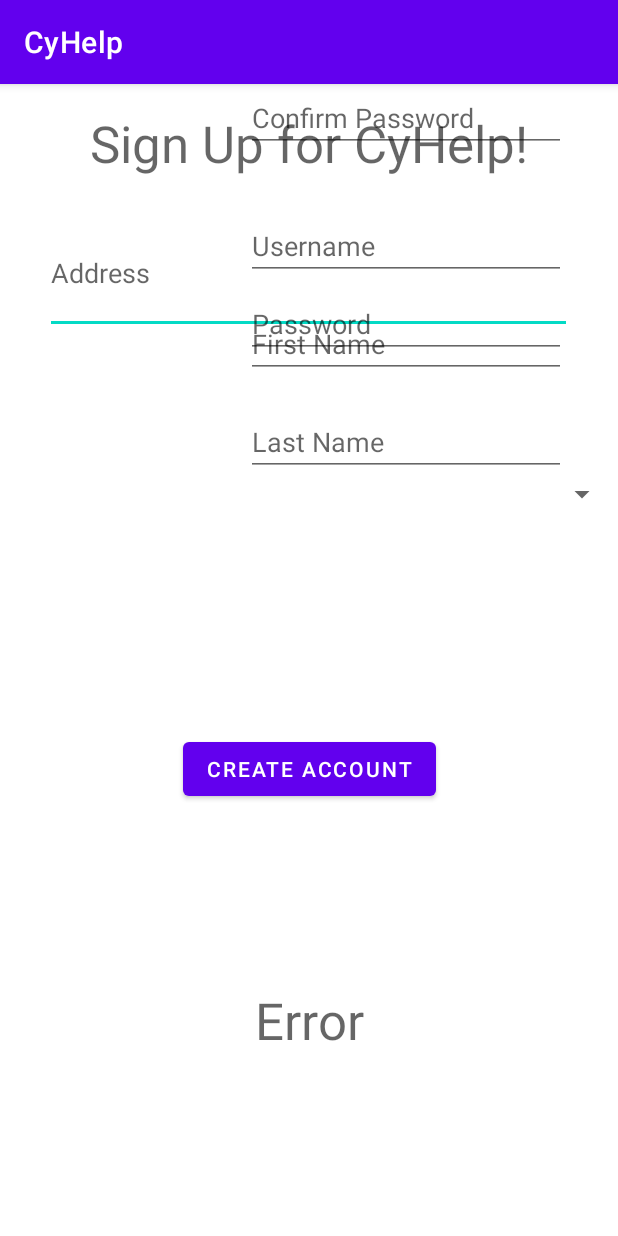
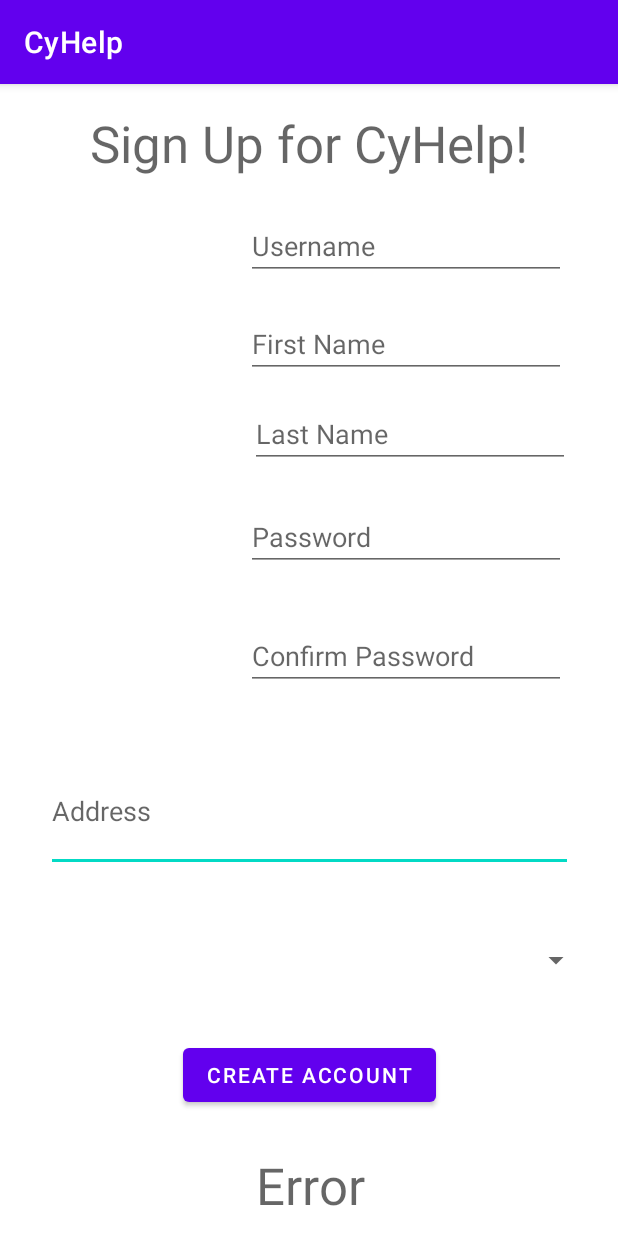
Before and after one commit to RitzBitz2323/COMS309Proj, an Android app: the SignUpActivity screen opened directly, with no data from a screen before it, on a phone screen of 412 x 824 dp. Run offline under Robolectric (Android 15) with nearby library versions, the phone set to English and light mode, and no system bars; our stand-ins replace Volley; network calls fail.

Commit message:
bug fixes to Login and SignUp Activities

```diff
--- a/Frontend/app/src/main/java/com/example/cyhelp/LoginActivity.java
+++ b/Frontend/app/src/main/java/com/example/cyhelp/LoginActivity.java
@@ -34,6 +34,8 @@ import org.json.JSONObject;
 
 public class LoginActivity extends AppCompatActivity {
 
+    protected int userID;
+
     @Override
     protected void onCreate(Bundle savedInstanceState) {
         super.onCreate(savedInstanceState);
@@ -44,50 +46,39 @@ public class LoginActivity extends AppCompatActivity {
     }
 
     public void loginUser(View view){
-        String postUrl = "http://coms-309-051.cs.iastate.edu:8080/actors";
+        String postUrl = "http://coms-309-051.cs.iastate.edu:8080/actors/login";
         RequestQueue requestQueue = Volley.newRequestQueue(this);
 
         JSONObject userLogin = new JSONObject();
 
         EditText username = (EditText) findViewById(R.id.editTextTextPersonName_loginActivity);
         EditText password = (EditText) findViewById(R.id.editTextTextPassword_loginActivity);
-
-        System.out.println("Login Attempted");
-
         try {
-            userLogin.put("username", username.toString());
-            userLogin.put("password", password.toString().hashCode());
+            userLogin.put("username", username.getText().toString());
+            userLogin.put("password", password.getText().toString().hashCode());
         } catch (JSONException e) {
             e.printStackTrace();
         }
 
-        int[] userID = new int[1];
-
         JsonObjectRequest jsonObjectRequest = new JsonObjectRequest(Request.Method.POST, postUrl, userLogin, new Response.Listener<JSONObject>() {
             @Override
             public void onResponse(JSONObject response) {
-                System.out.println("POST");
                 try {
-                    userID[0] = response.getInt("id");
+                    userID = response.getInt("id");
                 } catch (JSONException e) {
                     e.printStackTrace();
                 }
-
                 Intent i = new Intent(LoginActivity.this, ViewTicketsActivity.class);
-                i.putExtra("id", userID[0]);
+                i.putExtra("id", userID);
                 startActivity(new Intent(view.getContext(), ViewTicketsActivity.class));
-
             }
         }, new Response.ErrorListener() {
             @Override
             public void onErrorResponse(VolleyError error) {
                 error.printStackTrace();
             }
-
         });
-
         requestQueue.add(jsonObjectRequest);
-
     }
 
 
--- a/Frontend/app/src/main/java/com/example/cyhelp/SignUpActivity.java
+++ b/Frontend/app/src/main/java/com/example/cyhelp/SignUpActivity.java
@@ -31,7 +31,7 @@ public class SignUpActivity extends AppCompatActivity implements AdapterView.OnI
         super.onCreate(savedInstanceState);
         setContentView(R.layout.activity_sign_up);
 
-        Spinner spinner = (Spinner) findViewById(R.id.spinner);
+        Spinner spinner = (Spinner) findViewById(R.id.spinner_SignUpActivity);
         ArrayAdapter<CharSequence> adapter = ArrayAdapter.createFromResource(this, R.array.userTypes, R.layout.spinner_item_sign_up);
         adapter.setDropDownViewResource(android.R.layout.simple_spinner_dropdown_item);
 
--- a/Frontend/app/src/main/res/layout/activity_sign_up.xml
+++ b/Frontend/app/src/main/res/layout/activity_sign_up.xml
@@ -16,10 +16,11 @@
         android:ems="10"
         android:hint="Address"
         android:inputType="textPostalAddress"
+        app:layout_constraintBottom_toBottomOf="parent"
         app:layout_constraintEnd_toEndOf="parent"
-        app:layout_constraintHorizontal_bias="0.496"
         app:layout_constraintStart_toStartOf="parent"
-        app:layout_constraintTop_toBottomOf="@+id/editTextConfirmPassword_SignUpActivity" />
+        app:layout_constraintTop_toBottomOf="@+id/editTextConfirmPassword_SignUpActivity"
+        app:layout_constraintVertical_bias="0.0" />
 
     <TextView
         android:id="@+id/Title_SignUpActivity"
@@ -51,14 +52,16 @@
         android:id="@+id/editTextLastName_SignUpActivity"
         android:layout_width="wrap_content"
         android:layout_height="wrap_content"
-        android:layout_marginTop="20dp"
+        android:layout_marginBottom="72dp"
         android:ems="10"
         android:hint="Last Name"
         android:inputType="textPersonName"
+        app:layout_constraintBottom_toTopOf="@+id/editTextConfirmPassword_SignUpActivity"
         app:layout_constraintEnd_toEndOf="parent"
-        app:layout_constraintHorizontal_bias="0.825"
+        app:layout_constraintHorizontal_bias="0.84"
         app:layout_constraintStart_toStartOf="parent"
-        app:layout_constraintTop_toBottomOf="@+id/editTextFirstName_SignUpActivity" />
+        app:layout_constraintTop_toBottomOf="@+id/editTextFirstName_SignUpActivity"
+        app:layout_constraintVertical_bias="0.323" />
 
     <EditText
         android:id="@+id/editTextPassword_SignUpActivity"
@@ -81,10 +84,12 @@
         android:ems="10"
         android:hint="Confirm Password"
         android:inputType="textPassword"
+        app:layout_constraintBottom_toBottomOf="parent"
         app:layout_constraintEnd_toEndOf="parent"
         app:layout_constraintHorizontal_bias="0.825"
         app:layout_constraintStart_toStartOf="parent"
-        tools:layout_editor_absoluteY="343dp" />
+        app:layout_constraintTop_toBottomOf="@+id/editTextUsername_SignUpActivity"
+        app:layout_constraintVertical_bias="0.385" />
 
     <EditText
         android:id="@+id/editTextFirstName_SignUpActivity"
@@ -94,20 +99,22 @@
         android:ems="10"
         android:hint="First Name"
         android:inputType="textPersonName"
+        app:layout_constraintBottom_toTopOf="@+id/editTextConfirmPassword_SignUpActivity"
         app:layout_constraintEnd_toEndOf="parent"
         app:layout_constraintHorizontal_bias="0.825"
         app:layout_constraintStart_toStartOf="parent"
-        app:layout_constraintTop_toBottomOf="@+id/editTextUsername_SignUpActivity" />
+        app:layout_constraintTop_toBottomOf="@+id/editTextUsername_SignUpActivity"
+        app:layout_constraintVertical_bias="0.0" />
 
     <Spinner
         android:id="@+id/spinner_SignUpActivity"
-        android:layout_width="412dp"
-        android:layout_height="49dp"
+        android:layout_width="377dp"
+        android:layout_height="64dp"
         app:layout_constraintBottom_toBottomOf="parent"
         app:layout_constraintEnd_toEndOf="parent"
         app:layout_constraintStart_toStartOf="parent"
         app:layout_constraintTop_toBottomOf="@+id/editTextTextPostalAddress_SignUpActivity"
-        app:layout_constraintVertical_bias="0.149" />
+        app:layout_constraintVertical_bias="0.151" />
 
     <Button
         android:id="@+id/CreateAccount_SignUpActivity"
@@ -118,7 +125,7 @@
         app:layout_constraintEnd_toEndOf="parent"
         app:layout_constraintStart_toStartOf="parent"
         app:layout_constraintTop_toBottomOf="@+id/spinner_SignUpActivity"
-        app:layout_constraintVertical_bias="0.318" />
+        app:layout_constraintVertical_bias="0.197" />
 
     <TextView
         android:id="@+id/Error_SignUpActivity"
@@ -128,7 +135,9 @@
         android:textAppearance="@style/TextAppearance.AppCompat.Display1"
         app:layout_constraintBottom_toBottomOf="parent"
         app:layout_constraintEnd_toEndOf="parent"
+        app:layout_constraintHorizontal_bias="0.502"
         app:layout_constraintStart_toStartOf="parent"
-        app:layout_constraintTop_toBottomOf="@+id/CreateAccount_SignUpActivity" />
+        app:layout_constraintTop_toBottomOf="@+id/CreateAccount_SignUpActivity"
+        app:layout_constraintVertical_bias="0.708" />
 
 </androidx.constraintlayout.widget.ConstraintLayout>
```
